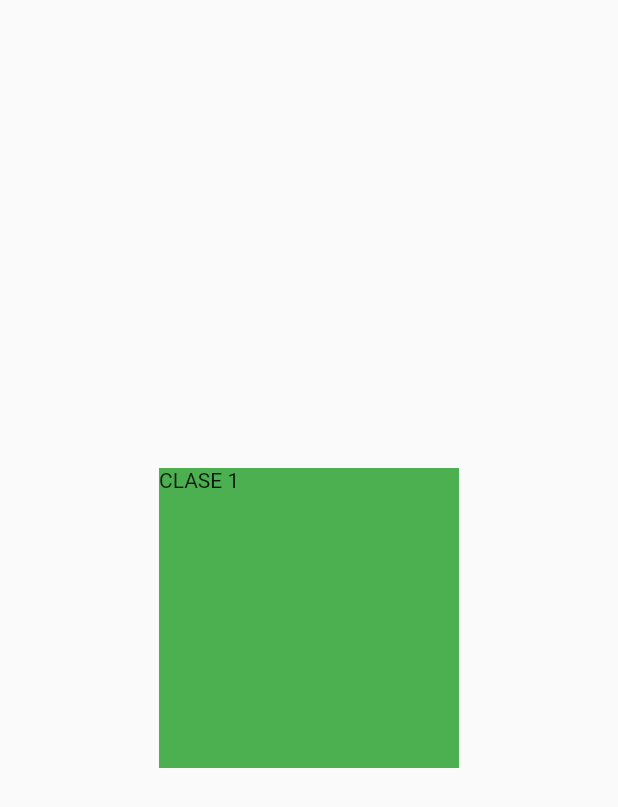
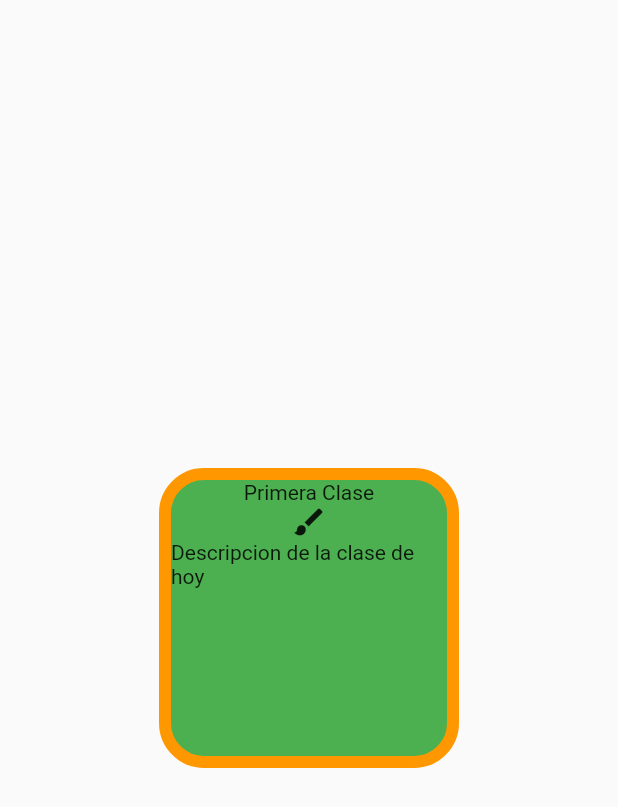
Before and after one commit to mrikerra678/CalendarioFlutter, a Flutter app: the screen it shows after launch, on a phone screen of 412 x 824 dp. Shown: the top 807 px of the screen. Run offline on Flutter 3.47's test engine with Material 2 defaults, Android fonts, the phone set to English and light mode, and no system bars.

Commit message:
Cuadrado de horas medio terminado

```diff
--- a/lib/main.dart
+++ b/lib/main.dart
@@ -5,14 +5,11 @@ void main() {
 }
 
 class MyApp extends StatelessWidget {
-
   @override
   Widget build(BuildContext context) {
     return MaterialApp(
       title: 'Flutter Demo',
       theme: ThemeData(
-
-
         visualDensity: VisualDensity.adaptivePlatformDensity,
       ),
       home: MyHomePage(title: 'Flutter Demo Home Page'),
@@ -23,7 +20,6 @@ class MyApp extends StatelessWidget {
 class MyHomePage extends StatefulWidget {
   MyHomePage({Key key, this.title}) : super(key: key);
 
-
   final String title;
 
   @override
@@ -31,25 +27,42 @@ class MyHomePage extends StatefulWidget {
 }
 
 class _MyHomePageState extends State<MyHomePage> {
+  @override
 
 
-  @override
   Widget build(BuildContext context) {
+    var container = Container(
+        width: 200,
+        height: 200,
+        decoration: BoxDecoration(
+            border: Border.all(width:8, color:Colors.orange),
+            color: Colors.green, borderRadius: BorderRadius.circular(30)),
+        child: Column(
+          children: [
+            Column(
+              children: [
+                Text('Primera Clase'),
+                Icon(Icons.brush),
+
+              ],
+            ),
+            Column(
+              children: [
+               Text("Descripcion de la clase de hoy"),
+
+            ],)
+          ],
+        )
+        );
+
     return Scaffold(
-
       body: Center(
         child: Column(
           mainAxisAlignment: MainAxisAlignment.center,
-          children: <Widget>[
-            Container(
-              width: 200,
-              height: 200,
-              child: Text("CLASE 1"),
-              color: Colors.green,
-            )
-          ],
+          children: <Widget>[container],
         ),
       ),
     );
   }
+
 }
```
